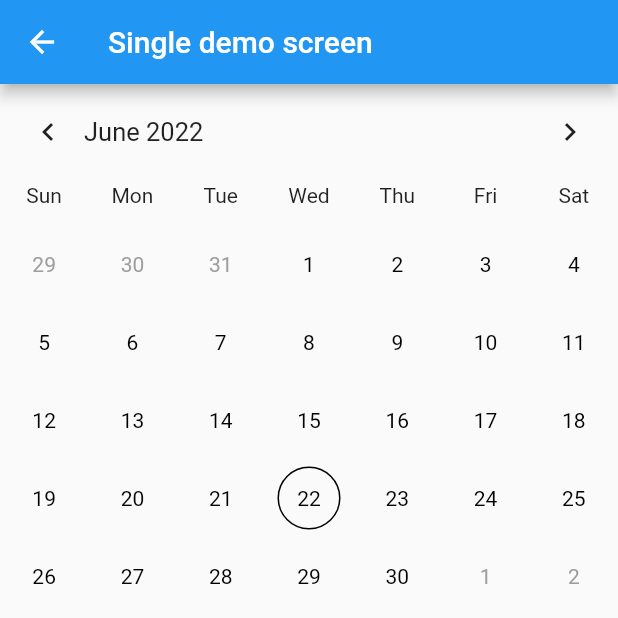
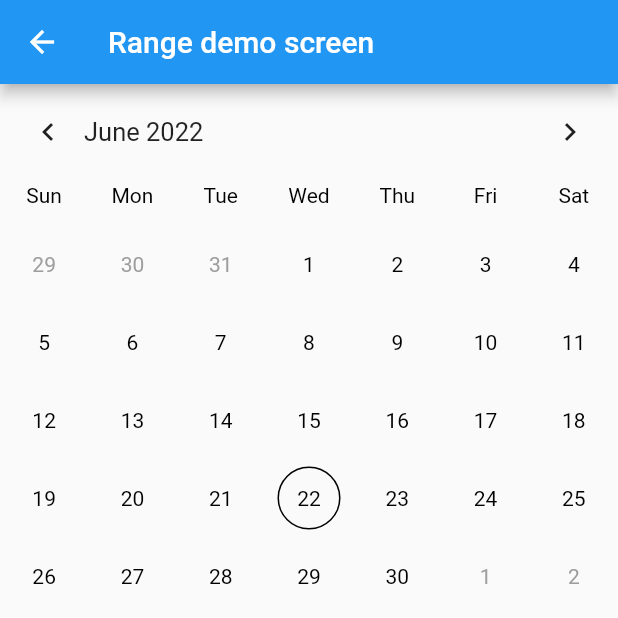
Before and after one commit to Jay-flow/flutter_calendar_widget, a Flutter app: the screen it shows after launch, after a tap on "Range demo screen", on a phone screen of 412 x 824 dp, the top half of it. Run offline on Flutter 3.47's test engine with Material 2 defaults, Android fonts, the phone set to English and light mode, and no system bars; our stand-ins replace logger.

```diff
--- a/example/lib/main.dart
+++ b/example/lib/main.dart
@@ -1,4 +1,5 @@
 import 'package:example/screens/basic_demo_screen.dart';
+import 'package:example/utils/themes.dart';
 import 'package:flutter/material.dart';
 
 Future<void> main() async {
@@ -11,10 +12,13 @@ class MyApp extends StatelessWidget {
   // This widget is the root of your application.
   @override
   Widget build(BuildContext context) {
-    return const MaterialApp(
+    return MaterialApp(
+      debugShowCheckedModeBanner: false,
       themeMode: ThemeMode.system,
+      theme: Themes.light,
+      darkTheme: Themes.dark,
       title: 'flutter_calendar_widget demo',
-      home: BasicDemoScreen(),
+      home: const BasicDemoScreen(),
     );
   }
 }
--- a/example/lib/utils.dart
+++ b/example/lib/mocks/events.dart
@@ -1,9 +1,6 @@
 import 'package:flutter_calendar_widget/flutter_calendar_widget.dart';
-import 'package:logger/logger.dart';
 
-import 'models/event.dart';
-
-Logger logger = Logger();
+import '../models/event.dart';
 
 EventList<Event> getEventList() {
   DateTime now = DateTime.now();
--- a/example/lib/screens/custom_demo_screen.dart
+++ b/example/lib/screens/custom_demo_screen.dart
@@ -3,7 +3,7 @@ import 'package:flutter_calendar_widget/flutter_calendar_widget.dart';
 
 class CustomCalenderBuilder extends CalenderBuilder {
   @override
-  Widget buildRangeDay(DateTime dateTime, DateType type) {
+  Widget buildRangeDay(DateTime dateTime) {
     return Container();
   }
 
--- a/example/lib/screens/event_demo_screen.dart
+++ b/example/lib/screens/event_demo_screen.dart
@@ -1,8 +1,8 @@
 import 'package:flutter/material.dart';
 import 'package:flutter_calendar_widget/flutter_calendar_widget.dart';
 
+import '../mocks/events.dart';
 import '../models/event.dart';
-import '../utils.dart';
 
 class EventDemoScreen extends StatefulWidget {
   const EventDemoScreen({Key? key}) : super(key: key);
--- a/example/lib/screens/multiple_demo_screen.dart
+++ b/example/lib/screens/multiple_demo_screen.dart
@@ -1,6 +1,7 @@
-import 'package:example/utils.dart';
 import 'package:flutter/material.dart';
 import 'package:flutter_calendar_widget/flutter_calendar_widget.dart';
+
+import '../utils/logger.dart';
 
 class MultipleDemoScreen extends StatelessWidget {
   const MultipleDemoScreen({Key? key}) : super(key: key);
--- a/example/lib/screens/range_demo_screen.dart
+++ b/example/lib/screens/range_demo_screen.dart
@@ -1,6 +1,7 @@
-import 'package:example/utils.dart';
 import 'package:flutter/material.dart';
 import 'package:flutter_calendar_widget/flutter_calendar_widget.dart';
+
+import '../utils/logger.dart';
 
 class RangeDemoScreen extends StatelessWidget {
   const RangeDemoScreen({Key? key}) : super(key: key);
@@ -9,7 +10,7 @@ class RangeDemoScreen extends StatelessWidget {
   Widget build(BuildContext context) {
     return Scaffold(
       appBar: AppBar(
-        title: const Text('Single demo screen'),
+        title: const Text('Range demo screen'),
       ),
       body: SafeArea(
         child: FlutterCalendar(
--- a/example/lib/screens/single_demo_screen.dart
+++ b/example/lib/screens/single_demo_screen.dart
@@ -1,6 +1,7 @@
-import 'package:example/utils.dart';
 import 'package:flutter/material.dart';
 import 'package:flutter_calendar_widget/flutter_calendar_widget.dart';
+
+import '../utils/logger.dart';
 
 class SingleDemoScreen extends StatelessWidget {
   const SingleDemoScreen({Key? key}) : super(key: key);
--- /dev/null
+++ b/example/lib/utils/logger.dart
@@ -0,0 +1,5 @@
+import 'package:logger/logger.dart';
+
+Logger logger = Logger(
+  printer: PrettyPrinter(),
+);
--- /dev/null
+++ b/example/lib/utils/themes.dart
@@ -0,0 +1,47 @@
+import 'package:flutter/material.dart';
+import 'package:flutter/scheduler.dart';
+import 'package:flutter/services.dart';
+
+class Themes {
+  Themes._();
+
+  static final light = ThemeData.light().copyWith(
+    // light theme settings
+    backgroundColor: Colors.white,
+    appBarTheme: const AppBarTheme(
+      systemOverlayStyle: lightModeStatusBarColor,
+    ),
+  );
+  static final dark = ThemeData.dark().copyWith(
+    // dark theme settings
+    backgroundColor: Colors.black,
+    appBarTheme: const AppBarTheme(
+      systemOverlayStyle: darkModeStatusBarColor,
+    ),
+  );
+
+  static void setStatusBarColors() {
+    final schedulerBinding = SchedulerBinding.instance;
+
+    Brightness brightness = schedulerBinding.window.platformBrightness;
+    bool isDarkMode = brightness == Brightness.dark;
+
+    SystemChrome.setSystemUIOverlayStyle(
+      isDarkMode ? darkModeStatusBarColor : lightModeStatusBarColor,
+    );
+  }
+}
+
+const darkModeStatusBarColor = SystemUiOverlayStyle(
+  statusBarColor: Colors.black,
+  statusBarIconBrightness: Brightness.light,
+  systemNavigationBarIconBrightness: Brightness.light,
+  statusBarBrightness: Brightness.dark,
+);
+
+const lightModeStatusBarColor = SystemUiOverlayStyle(
+  statusBarColor: Colors.white,
+  statusBarIconBrightness: Brightness.dark,
+  systemNavigationBarIconBrightness: Brightness.dark,
+  statusBarBrightness: Brightness.light,
+);
--- a/lib/src/classes/calender_builder.dart
+++ b/lib/src/classes/calender_builder.dart
@@ -1,14 +1,18 @@
 import 'package:flutter/material.dart';
-import 'package:flutter_calendar_widget/src/utils/functions.dart' as f
-    show isDarkMode;
+import 'package:flutter_calendar_widget/src/models/calender_text_style.dart';
 
 import '../../flutter_calendar_widget.dart';
 import '../models/calender_style.dart';
 import '../widgets/empty.dart';
 
 abstract class CalenderBuilder {
-  final CalenderStyle style = CalenderStyle();
-  bool get isDarkMode => f.isDarkMode();
+  final CalenderStyle style;
+  final CalenderTextStyle textStyle;
+
+  const CalenderBuilder({
+    this.textStyle = const CalenderTextStyle(),
+    this.style = const CalenderStyle(),
+  });
 
   Widget build(
     DateTime dateTime,
@@ -16,9 +20,9 @@ abstract class CalenderBuilder {
     List events,
   ) {
     return Padding(
-      padding: style.daysRowVerticalPadding,
+      padding: style.daysRowPadding,
       child: Stack(
-        alignment: Alignment.center,
+        alignment: style.dayAlignment,
         children: [
           type.isWithinRange
               ? LayoutBuilder(builder: (context, constraints) {
@@ -52,7 +56,10 @@ abstract class CalenderBuilder {
       child: Container(
         width: constraints.maxWidth / 2,
         decoration: BoxDecoration(
-          border: Border.all(width: 0, color: style.rangeLineColor),
+          border: Border.all(
+            width: 0,
+            color: style.rangeLineColor,
+          ),
           color: style.rangeLineColor,
         ),
       ),
@@ -83,147 +90,182 @@ abstract class CalenderBuilder {
 
   Widget buildDay(DateTime dateTime, DateType type) {
     if (type.isSelected) {
-      return buildSelectedDay(dateTime, type);
+      return buildSelectedDay(dateTime);
     }
     if (type.isRange) {
-      return buildRangeDay(dateTime, type);
+      return buildRangeDay(dateTime);
     }
     if (type.isRangeStart) {
-      return buildRangeStart(dateTime, type);
+      return buildRangeStartDay(dateTime);
     }
     if (type.isRangeEnd) {
-      return buildRangeEnd(dateTime, type);
+      return buildRangeEndDay(dateTime);
     }
     if (type.isFocused) {
-      return buildFocusedDay(dateTime, type);
+      return buildFocusedDay(dateTime);
+    }
+    if (type.isOutSide) {
+      return buildOutSideDay(dateTime);
     }
 
-    return buildDefaultDay(dateTime, type);
+    return buildDefaultDay(dateTime);
   }
 
   Widget buildEvents(List events) {
-    return Positioned(
-      bottom: 6,
+    return Align(
+      alignment: style.eventAlignment,
       child: Row(
-        mainAxisAlignment: MainAxisAlignment.center,
-        children: events
-            .take(4)
-            .map(
-              (e) => Container(
-                height: 5,
-                width: 5,
-                margin: const EdgeInsets.symmetric(horizontal: 0.5),
-                decoration: const BoxDecoration(
-                  color: Colors.deepOrangeAccent,
+        mainAxisSize: MainAxisSize.min,
+        children: (style.eventCounts < 0
+                ? events.map((e) => buildEvent(e))
+                : events.take(style.eventCounts).map((e) => buildEvent(e)))
+            .toList(),
+      ),
+    );
+  }
+
+  Container buildEvent(dynamic event) {
+    return Container(
+      height: style.eventSize,
+      width: style.eventSize,
+      margin: style.eventMargin,
+      decoration: BoxDecoration(
+        color: style.eventColor,
         shape: BoxShape.circle,
-                ),
-              ),
-            )
-            .toList(),
       ),
     );
   }
 
   Widget buildDayOfWeek(DateTime dateTime, String weekdayString) {
     return Padding(
-      padding: const EdgeInsets.only(bottom: 10),
-      child: Center(child: Text(weekdayString)),
+      padding: style.dayOfWeekPadding,
+      child: Align(
+        alignment: style.dayOfWeekAlignment,
+        child: Text(
+          weekdayString,
+          style: TextStyle(
+            color: textStyle.dayOfWeekTextColor,
+            fontSize: textStyle.dayOfWeekFontSize,
+          ),
+        ),
+      ),
     );
   }
 
-  Widget buildSelectedDay(DateTime dateTime, DateType type) {
-    return _wrapStack(
+  Widget buildSelectedDay(DateTime dateTime) {
+    return Stack(
+      alignment: style.dayAlignment,
       children: [
-        Container(
-          decoration: const BoxDecoration(
-            color: Colors.black,
-            shape: BoxShape.circle,
+        buildMarker(
+          color: style.rangeCircleColor,
         ),
+        buildDayText(
+          dateTime,
+          textStyle.selectedDayTextColor,
         ),
-        _buildDayText(dateTime, type),
       ],
     );
   }
 
-  Widget buildRangeDay(DateTime dateTime, DateType type) {
-    return Center(child: _buildDayText(dateTime, type));
+  Widget buildRangeDay(DateTime dateTime) {
+    return Align(
+      alignment: style.dayAlignment,
+      child: Text(
+        dateTime.day.toString(),
+        style: TextStyle(
+          color: textStyle.rangeDayTextColor,
+        ),
+      ),
+    );
   }
 
-  Widget buildRangeStart(DateTime dateTime, DateType type) {
-    return _wrapStack(
+  Widget buildRangeStartDay(DateTime dateTime) {
+    return Stack(
+      alignment: style.dayAlignment,
       children: [
-        Container(
-          decoration: const BoxDecoration(
-            color: Colors.black,
-            shape: BoxShape.circle,
+        buildMarker(
+          color: style.rangeCircleColor,
         ),
+        buildDayText(
+          dateTime,
+          textStyle.rangeDayTextColor,
         ),
-        _buildDayText(dateTime, type),
       ],
     );
   }
 
-  Widget buildRangeEnd(DateTime dateTime, DateType type) {
-    return _wrapStack(
+  Widget buildRangeEndDay(DateTime dateTime) {
+    return Stack(
+      alignment: style.dayAlignment,
       children: [
-        Container(
-          decoration: const BoxDecoration(
-            color: Colors.black,
-            shape: BoxShape.circle,
+        buildMarker(
+          color: style.rangeCircleColor,
         ),
+        buildDayText(
+          dateTime,
+          textStyle.rangeDayTextColor,
         ),
-        _buildDayText(dateTime, type),
       ],
     );
   }
 
-  Widget buildFocusedDay(DateTime dateTime, DateType type) {
-    return _wrapStack(
+  Widget buildFocusedDay(DateTime dateTime) {
+    return Stack(
+      alignment: style.dayAlignment,
       children: [
-        Container(
-          decoration: BoxDecoration(
-            border: Border.all(width: 1.0, color: Colors.black),
-            shape: BoxShape.circle,
+        buildMarker(
+          borderWidth: style.focusedDayWidth,
         ),
+        buildDayText(
+          dateTime,
+          textStyle.focusedDayTextColor,
         ),
-        _buildDayText(dateTime, type),
       ],
     );
   }
 
-  Widget buildDefaultDay(DateTime dateTime, DateType type) {
-    return _wrapStack(
-      children: [
-        const Empty(),
-        _buildDayText(dateTime, type),
-      ],
-    );
-  }
-
-  Widget _buildDayText(DateTime dateTime, DateType type) {
-    return Text(
-      dateTime.day.toString(),
-      style: TextStyle(
-        color: _getDayTextColor(type),
+  Widget buildOutSideDay(DateTime dateTime) {
+    return Align(
+      alignment: style.dayAlignment,
+      child: buildDayText(
+        dateTime,
+        textStyle.outsideDayTextColor,
       ),
     );
   }
 
-  Color _getDayTextColor(DateType type) {
-    if (type.isSelected || type.isRangeStart || type.isRangeEnd) {
-      return Colors.white;
-    }
-    if (type.isOutSide) {
-      return Colors.grey;
+  Widget buildDefaultDay(DateTime dateTime) {
+    return Align(
+      alignment: style.dayAlignment,
+      child: buildDayText(
+        dateTime,
+        textStyle.dayTextColor,
+      ),
+    );
   }
 
-    return Colors.black;
+  Widget buildMarker({Color? color, double borderWidth = 1}) {
+    return Container(
+      width: style.markerSize,
+      height: style.markerSize,
+      decoration: BoxDecoration(
+        border: Border.all(
+          width: borderWidth,
+          color: style.rangeCircleColor,
+        ),
+        color: color,
+        shape: BoxShape.circle,
+      ),
+    );
   }
 
-  Widget _wrapStack({required List<Widget> children}) {
-    return Stack(
-      alignment: Alignment.center,
-      children: children,
+  Widget buildDayText(DateTime dateTime, Color textColor) {
+    return Text(
+      dateTime.day.toString(),
+      style: TextStyle(
+        color: textColor,
+        fontSize: textStyle.dayFontSize,
+      ),
     );
   }
 }
--- a/lib/src/classes/default_calender_builder.dart
+++ b/lib/src/classes/default_calender_builder.dart
@@ -1,3 +1,13 @@
 import 'package:flutter_calendar_widget/src/classes/calender_builder.dart';
+import 'package:flutter_calendar_widget/src/models/calender_style.dart';
+import 'package:flutter_calendar_widget/src/models/calender_text_style.dart';
 
-class DefaultCalenderBuilder extends CalenderBuilder {}
+class DefaultCalenderBuilder extends CalenderBuilder {
+  const DefaultCalenderBuilder({
+    required CalenderTextStyle textStyle,
+    required CalenderStyle style,
+  }) : super(
+          textStyle: textStyle,
+          style: style,
+        );
+}
--- a/lib/src/flutter_calendar.dart
+++ b/lib/src/flutter_calendar.dart
@@ -3,6 +3,8 @@ import 'dart:io';
 import 'package:flutter/material.dart';
 import 'package:flutter_calendar_widget/flutter_calendar_widget.dart';
 import 'package:flutter_calendar_widget/src/classes/default_calender_builder.dart';
+import 'package:flutter_calendar_widget/src/models/calender_style.dart';
+import 'package:flutter_calendar_widget/src/models/calender_text_style.dart';
 import 'package:flutter_calendar_widget/src/types.dart';
 import 'package:flutter_calendar_widget/src/utils/constants.dart';
 import 'package:flutter_calendar_widget/src/utils/errors.dart';
@@ -30,6 +32,8 @@ class FlutterCalendar extends StatefulWidget {
   final double daysOfWeekHeight;
   final double daysRowHeight;
   final EventList? events;
+  final CalenderStyle style;
+  final CalenderTextStyle textStyle;
 
   const FlutterCalendar({
     Key? key,
@@ -50,6 +54,8 @@ class FlutterCalendar extends StatefulWidget {
     this.onPageChanged,
     this.daysOfWeekHeight = 30,
     this.daysRowHeight = 52,
+    this.style = const CalenderStyle(),
+    this.textStyle = const CalenderTextStyle(),
   }) : super(key: key);
 
   @override
@@ -72,7 +78,11 @@ class _FlutterCalendarState extends State<FlutterCalendar> {
     _focusedDate = widget.focusedDate ?? today;
     _selectedDates = widget.selectedDates ?? [];
     _currentPageMonth = _focusedDate;
-    _calenderBuilder = widget.calenderBuilder ?? DefaultCalenderBuilder();
+    _calenderBuilder = widget.calenderBuilder ??
+        DefaultCalenderBuilder(
+          textStyle: widget.textStyle,
+          style: widget.style,
+        );
     _firstDate = widget.firstDate ??
         DateTime(_focusedDate.year, _focusedDate.month - 3, _focusedDate.day);
     _lastDate = widget.lastDate ??
--- a/lib/src/models/calender_style.dart
+++ b/lib/src/models/calender_style.dart
@@ -1,11 +1,42 @@
 import 'package:flutter/material.dart';
 
 class CalenderStyle {
+  final Color rangeCircleColor;
   final Color rangeLineColor;
-  final EdgeInsets daysRowVerticalPadding;
+  final Color rangeLineDarkColor;
+  final Color eventColor;
 
-  CalenderStyle({
-    this.rangeLineColor = const Color(0xFFBDBDBD),
-    this.daysRowVerticalPadding = const EdgeInsets.symmetric(vertical: 5),
+  final EdgeInsets daysRowPadding;
+  final EdgeInsets dayOfWeekPadding;
+  final EdgeInsets eventMargin;
+
+  final Alignment dayAlignment;
+  final Alignment dayOfWeekAlignment;
+  final Alignment eventAlignment;
+
+  final double focusedDayWidth;
+  final double eventSize;
+  final double? markerSize;
+
+  final int eventCounts;
+
+  const CalenderStyle({
+    this.rangeCircleColor = Colors.black,
+    this.rangeLineColor = Colors.grey,
+    this.rangeLineDarkColor = Colors.tealAccent,
+    this.eventColor = Colors.deepOrangeAccent,
+    this.daysRowPadding = const EdgeInsets.symmetric(vertical: 5),
+    this.dayOfWeekPadding = const EdgeInsets.only(bottom: 10),
+    this.eventMargin = const EdgeInsets.symmetric(
+      horizontal: 0.7,
+      vertical: 6,
+    ),
+    this.dayAlignment = Alignment.center,
+    this.dayOfWeekAlignment = Alignment.center,
+    this.eventAlignment = Alignment.bottomCenter,
+    this.focusedDayWidth = 1,
+    this.eventSize = 5,
+    this.markerSize,
+    this.eventCounts = 4,
   });
 }
--- /dev/null
+++ b/lib/src/models/calender_text_style.dart
@@ -0,0 +1,24 @@
+import 'package:flutter/material.dart';
+
+class CalenderTextStyle {
+  final Color dayTextColor;
+  final Color focusedDayTextColor;
+  final Color selectedDayTextColor;
+  final Color rangeDayTextColor;
+  final Color outsideDayTextColor;
+  final Color dayOfWeekTextColor;
+
+  final double? dayOfWeekFontSize;
+  final double? dayFontSize;
+
+  const CalenderTextStyle({
+    this.dayTextColor = Colors.black,
+    this.focusedDayTextColor = Colors.black,
+    this.selectedDayTextColor = Colors.white,
+    this.rangeDayTextColor = Colors.white,
+    this.outsideDayTextColor = Colors.grey,
+    this.dayOfWeekTextColor = Colors.black,
+    this.dayOfWeekFontSize,
+    this.dayFontSize,
+  });
+}
--- a/lib/src/models/enums.dart
+++ b/lib/src/models/enums.dart
@@ -14,3 +14,8 @@ enum FlutterCalendarSelectionMode {
   single,
   multiple,
 }
+
+enum CalendarTheme {
+  dark,
+  light,
+}
--- a/lib/src/widgets/flutter_calendar_header.dart
+++ b/lib/src/widgets/flutter_calendar_header.dart
@@ -33,7 +33,9 @@ class FlutterCalendarHeader extends StatelessWidget {
           Expanded(
             child: Text(
               month,
-              style: const TextStyle(fontSize: 17.0),
+              style: const TextStyle(
+                fontSize: 17.0,
+              ),
             ),
           ),
           IconButton(
```
Lines whose indentation alone changed are shown as unchanged.
